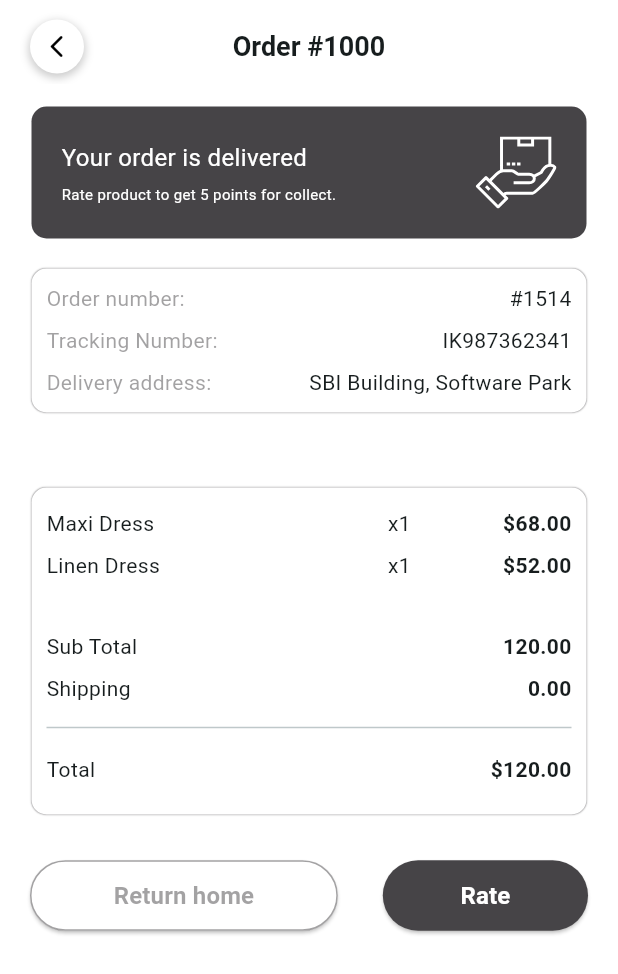
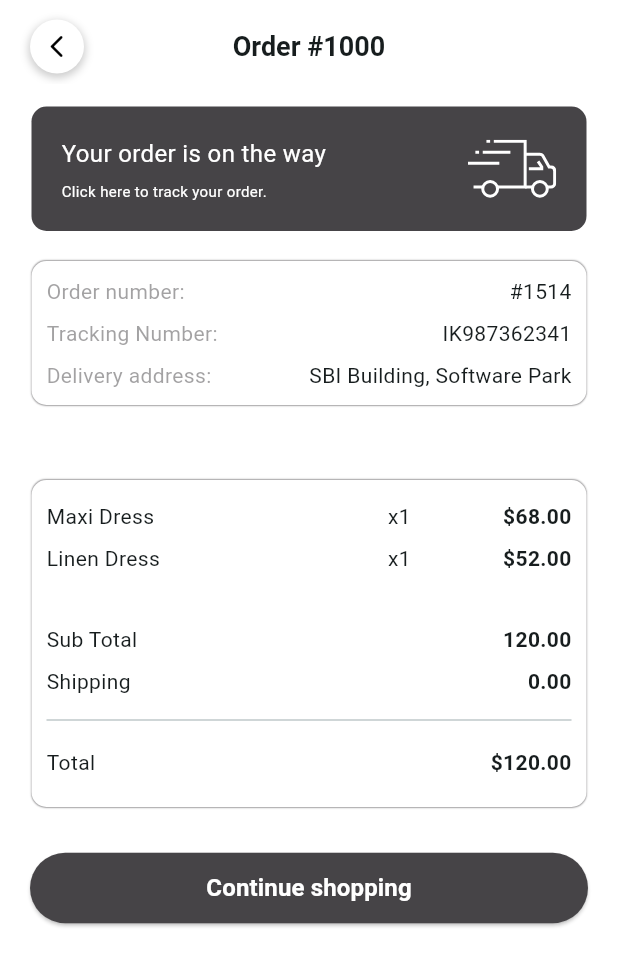
Before and after one commit to hupptechnologies/flutter-shopping-store, a Flutter app: the OrderDetailsView screen opened by its route, on a phone screen of 412 x 824 dp. Shown: the top 974 px of the screen. Run offline on Flutter 3.47's test engine with Material 3 defaults, Android fonts, the phone set to English and light mode, and no system bars; our stand-ins replace carousel_slider, cookie_jar, custom_rating_bar, dio, dio_cookie_manager, flutter_svg and 2 more; statements that could not run were skipped.

Commit message:
UI - order details screen

```diff
--- a/lib/common/constant/image_constant.dart
+++ b/lib/common/constant/image_constant.dart
@@ -33,6 +33,8 @@ abstract class ImageConstant {
   static const String amexIcon = 'assets/svg/icons/amex.svg';
   static const String orderIcon = 'assets/svg/icons/order.svg';
   static const String deliveredIcon = 'assets/svg/icons/delivered.svg';
+  static const String pendingIcon = 'assets/svg/icons/onWay.svg';
+  static const String cancelledIcon = 'assets/svg/icons/cancel.svg';
 
   static const String categoryHome = 'assets/image/category_home.png';
   static const String category1 = 'assets/image/category1.png';
--- a/lib/screens/orders/controller/order_details_controller.dart
+++ b/lib/screens/orders/controller/order_details_controller.dart
@@ -1,4 +1,6 @@
+import 'package:e_commerce/common/constant/image_constant.dart';
 import 'package:e_commerce/routers/app_routers.dart';
+import 'package:e_commerce/widgets/order_info_card_widget.dart';
 import 'package:get/get.dart';
 
 class OrderDetailsController extends GetxController {
@@ -7,11 +9,55 @@ class OrderDetailsController extends GetxController {
     {'name': 'Linen Dress', 'quantity': 'x1', 'price': '\$52.00'},
   ];
 
+  final Map<OrderStatus, Map<String, String>> statusMessages = {
+    OrderStatus.PENDING: {
+      "title": "Your order is on the way",
+      "subtitle": "Click here to track your order.",
+      "image": ImageConstant.pendingIcon,
+    },
+    OrderStatus.DELIVERED: {
+      "title": "Your order is delivered",
+      "subtitle": "Rate product to get 5 points for collect.",
+      "image": ImageConstant.deliveredIcon
+    },
+    OrderStatus.CANCELLED: {
+      "title": "Your order has been cancelled",
+      "subtitle": "Sorry, something went wrong with your order.",
+      "image": ImageConstant.cancelledIcon
+    },
+  };
+
+  late Rx<OrderStatus> status = OrderStatus.PENDING.obs;
+
+  Map<String, String> getStatusMessage() {
+    return statusMessages[status.value]!;
+  }
+
+  @override
+  void onReady() {
+    final arguments = Get.arguments;
+    status.value = arguments['status'];
+    super.onReady();
+  }
+
+  @override
+  void onClose() {
+    super.onClose();
+  }
+
   void returnHomePage() {
     Get.toNamed(AppRoutes.home);
+    Get.delete<OrderDetailsController>();
   }
 
   void ratePage() {
     Get.toNamed(AppRoutes.home);
   }
+
+  void goToOrderTrack () {
+    if (status.value != OrderStatus.PENDING) {
+      return;
+    }
+    print('Goto order Track page');
+  }
 }
--- a/lib/screens/orders/view/order_details_view.dart
+++ b/lib/screens/orders/view/order_details_view.dart
@@ -1,9 +1,9 @@
 import 'package:e_commerce/common/constant/app_colors.dart';
-import 'package:e_commerce/common/constant/image_constant.dart';
 import 'package:e_commerce/common/constant/margin_padding.dart';
 import 'package:e_commerce/screens/orders/controller/order_details_controller.dart';
 import 'package:e_commerce/widgets/back_button_appbar_title.dart';
 import 'package:e_commerce/widgets/button_widget.dart';
+import 'package:e_commerce/widgets/order_info_card_widget.dart';
 import 'package:flutter/material.dart';
 import 'package:flutter_svg/flutter_svg.dart';
 import 'package:get/get.dart';
@@ -42,28 +42,32 @@ class OrderDetailsView extends GetView<OrderDetailsController> {
   }
 
   Widget orderStatusCard() {
-    return buildContainer(
+    final message = controller.getStatusMessage();
+    return GestureDetector(
+      onTap: controller.goToOrderTrack,
+      child: buildContainer(
         padding: 20,
         color: AppColors.darkGray,
         child: Row(
           mainAxisAlignment: MainAxisAlignment.spaceBetween,
           children: [
-          const Column(
+            Column(
               crossAxisAlignment: CrossAxisAlignment.start,
               children: [
                 Text(
-                'Your order is delivered',
-                style: TextStyle(fontSize: 16, color: Colors.white),
+                  message['title']!,
+                  style: const TextStyle(fontSize: 16, color: Colors.white),
                 ),
-              SizedBox(height: 6),
+                const SizedBox(height: 6),
                 Text(
-                'Rate product to get 5 points for collect.',
-                style: TextStyle(fontSize: 10, color: Colors.white),
+                  message['subtitle']!,
+                  style: const TextStyle(fontSize: 10, color: Colors.white),
                 ),
               ],
             ),
-          SvgPicture.asset(ImageConstant.deliveredIcon)
+            SvgPicture.asset(message['image']!)
           ],
+        ),
       ),
     );
   }
@@ -121,7 +125,9 @@ class OrderDetailsView extends GetView<OrderDetailsController> {
   Widget backOrRateButton() {
     return Padding(
       padding: const EdgeInsets.symmetric(vertical: 30),
-      child: Row(
+      child: Obx(() {
+          if (controller.status.value == OrderStatus.DELIVERED) {
+            return Row(
               mainAxisAlignment: MainAxisAlignment.spaceBetween,
               children: [
                 Expanded(
@@ -144,6 +150,15 @@ class OrderDetailsView extends GetView<OrderDetailsController> {
                   ),
                 )
               ],
+            );
+          }
+          return ButtonWidget(
+            title: 'Continue shopping',
+            isDisable: false,
+            verticalPadding: 12,
+            onPressed: controller.returnHomePage,
+          );
+        },
       ),
     );
   }
--- a/lib/screens/orders/view/orders_view.dart
+++ b/lib/screens/orders/view/orders_view.dart
@@ -76,6 +76,7 @@ class OrdersView extends GetView<OrderController> {
               status: status,
               subtotal: 100,
               trackingNumber: 'IK12457524',
+              onTapDetails: controller.onTapOrderDetails,
             ),
           );
         },
--- a/lib/widgets/order_info_card_widget.dart
+++ b/lib/widgets/order_info_card_widget.dart
@@ -1,7 +1,5 @@
 import 'package:e_commerce/common/constant/app_colors.dart';
-import 'package:e_commerce/routers/app_routers.dart';
 import 'package:flutter/material.dart';
-import 'package:get/get.dart';
 
 // ignore: constant_identifier_names
 enum OrderStatus { PENDING, DELIVERED, CANCELLED }
@@ -13,6 +11,7 @@ class OrderInfoCardWidget extends StatelessWidget {
   final int quantity;
   final double subtotal;
   final OrderStatus status;
+  final Function(OrderStatus status) onTapDetails;
 
   const OrderInfoCardWidget({
     super.key,
@@ -22,6 +21,7 @@ class OrderInfoCardWidget extends StatelessWidget {
     required this.quantity,
     required this.subtotal,
     required this.status,
+    required this.onTapDetails
   });
 
   TextStyle _labelStyle() => TextStyle(
@@ -126,7 +126,7 @@ class OrderInfoCardWidget extends StatelessWidget {
                 ),
               ),
               GestureDetector(
-                onTap: () => Get.toNamed(AppRoutes.orderDetails),
+                onTap: () => onTapDetails(status),
                 child: Container(
                   padding:
                       const EdgeInsets.symmetric(horizontal: 25, vertical: 5),
```
Also changed, not shown: lib/screens/orders/controller/order_controller.dart (+7 -1 lines), assets/svg/icons/cancel.svg (added), assets/svg/icons/onWay.svg (added). Lines whose indentation alone changed are shown as unchanged.
